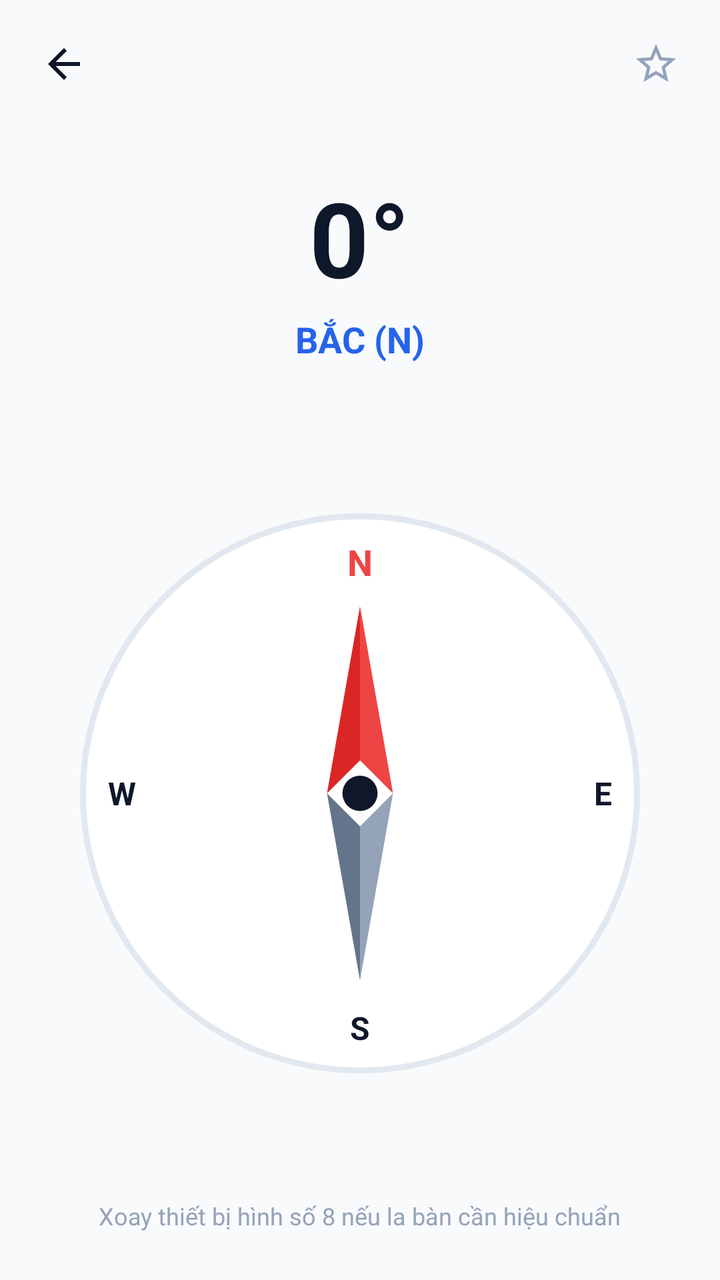
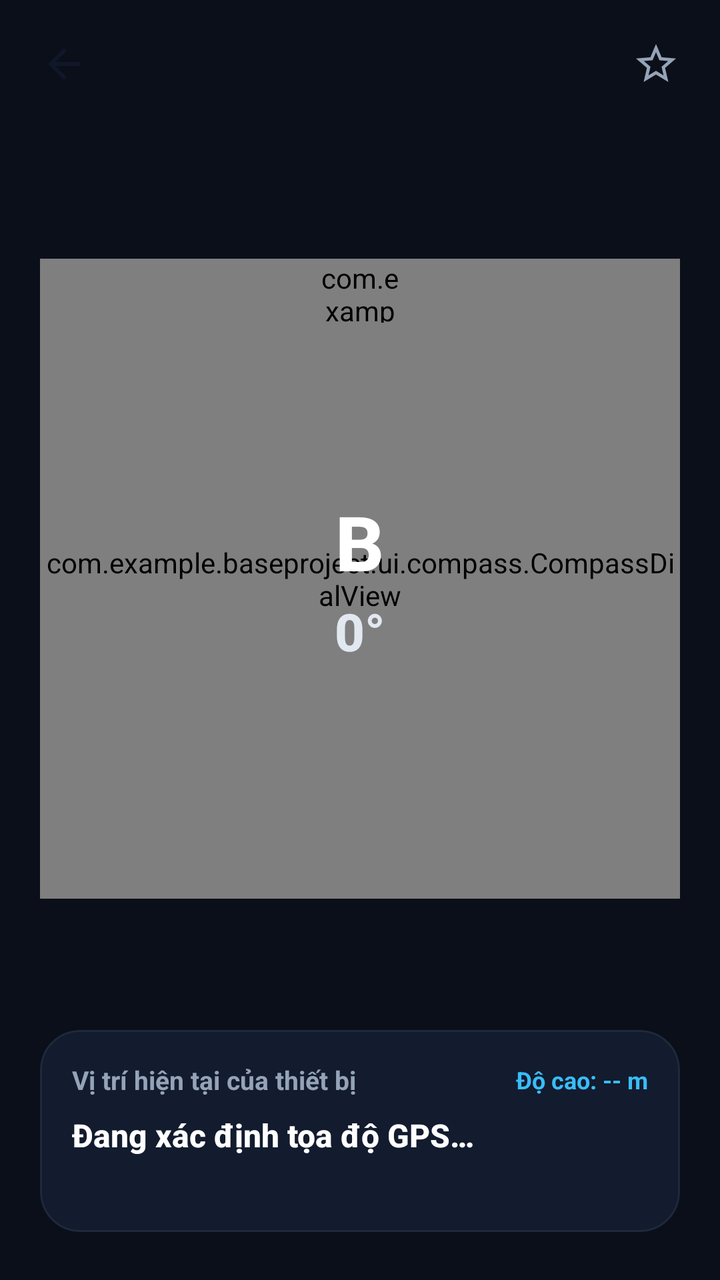

The first picture is an Android layout as it rendered before a commit; the second is the same layout after the commit. The layout source and the unified diff follow.
<!-- AndroidManifest.xml: application theme Theme.BaseProject -->
<!-- res/layout/fragment_compass.xml -->
<?xml version="1.0" encoding="utf-8"?>
<LinearLayout xmlns:android="http://schemas.android.com/apk/res/android"
    xmlns:app="http://schemas.android.com/apk/res-auto"
    android:layout_width="match_parent"
    android:layout_height="match_parent"
    android:background="@color/colorBackground"
    android:orientation="vertical">

    <include layout="@layout/layout_tool_toolbar" />

    
    <TextView
        android:id="@+id/tvCompassSensorWarning"
        android:layout_width="match_parent"
        android:layout_height="wrap_content"
        android:layout_marginStart="20dp"
        android:layout_marginEnd="20dp"
        android:background="#FEF2F2"
        android:padding="12dp"
        android:text="@string/compass_sensor_missing"
        android:textColor="@color/colorDanger"
        android:textSize="13sp"
        android:visibility="gone" />

    
    <LinearLayout
        android:layout_width="match_parent"
        android:layout_height="wrap_content"
        android:gravity="center"
        android:orientation="vertical"
        android:paddingTop="20dp"
        android:paddingBottom="12dp">

        <TextView
            android:id="@+id/tvAzimuthDegree"
            android:layout_width="wrap_content"
            android:layout_height="wrap_content"
            android:text="0°"
            android:textColor="@color/textPrimary"
            android:textSize="52sp"
            android:textStyle="bold" />

        <TextView
            android:id="@+id/tvDirectionName"
            android:layout_width="wrap_content"
            android:layout_height="wrap_content"
            android:layout_marginTop="4dp"
            android:text="BẮC (N)"
            android:textColor="@color/colorPrimary"
            android:textSize="18sp"
            android:textStyle="bold" />
    </LinearLayout>

    
    <FrameLayout
        android:layout_width="match_parent"
        android:layout_height="0dp"
        android:layout_weight="1"
        android:gravity="center">

        
        <FrameLayout
            android:id="@+id/layoutDial"
            android:layout_width="280dp"
            android:layout_height="280dp"
            android:layout_gravity="center"
            android:background="@drawable/bg_compass_dial">

            
            <TextView
                android:layout_width="wrap_content"
                android:layout_height="wrap_content"
                android:layout_gravity="top|center_horizontal"
                android:layout_marginTop="12dp"
                android:text="N"
                android:textColor="@color/colorDanger"
                android:textSize="18sp"
                android:textStyle="bold" />

            <TextView
                android:layout_width="wrap_content"
                android:layout_height="wrap_content"
                android:layout_gravity="end|center_vertical"
                android:layout_marginEnd="14dp"
                android:text="E"
                android:textColor="@color/textPrimary"
                android:textSize="16sp"
                android:textStyle="bold" />

            <TextView
                android:layout_width="wrap_content"
                android:layout_height="wrap_content"
                android:layout_gravity="bottom|center_horizontal"
                android:layout_marginBottom="12dp"
                android:text="S"
                android:textColor="@color/textPrimary"
                android:textSize="16sp"
                android:textStyle="bold" />

            <TextView
                android:layout_width="wrap_content"
                android:layout_height="wrap_content"
                android:layout_gravity="start|center_vertical"
                android:layout_marginStart="14dp"
                android:text="W"
                android:textColor="@color/textPrimary"
                android:textSize="16sp"
                android:textStyle="bold" />

            
            <ImageView
                android:id="@+id/ivCompassNeedle"
                android:layout_width="220dp"
                android:layout_height="220dp"
                android:layout_gravity="center"
                android:src="@drawable/ic_compass_needle" />
        </FrameLayout>
    </FrameLayout>

    <TextView
        android:layout_width="wrap_content"
        android:layout_height="wrap_content"
        android:layout_gravity="center"
        android:layout_marginBottom="24dp"
        android:text="Xoay thiết bị hình số 8 nếu la bàn cần hiệu chuẩn"
        android:textColor="@color/textMuted"
        android:textSize="12sp" />

</LinearLayout>
<!-- res/layout/layout_tool_toolbar.xml (included above) -->
<?xml version="1.0" encoding="utf-8"?>
<LinearLayout xmlns:android="http://schemas.android.com/apk/res/android"
    android:id="@+id/toolToolbar"
    android:layout_width="match_parent"
    android:layout_height="?attr/actionBarSize"
    android:gravity="center_vertical"
    android:orientation="horizontal"
    android:paddingStart="12dp"
    android:paddingEnd="12dp">

    <ImageView
        android:id="@+id/btnToolbarBack"
        android:layout_width="40dp"
        android:layout_height="40dp"
        android:background="?attr/selectableItemBackgroundBorderless"
        android:clickable="true"
        android:focusable="true"
        android:padding="8dp"
        android:src="@drawable/ic_arrow_back" />

    <TextView
        android:id="@+id/tvToolbarTitle"
        android:layout_width="0dp"
        android:layout_height="wrap_content"
        android:layout_marginStart="12dp"
        android:layout_weight="1"
        android:textColor="@color/textPrimary"
        android:textSize="18sp"
        android:textStyle="bold" />

    <ImageView
        android:id="@+id/btnToolbarFavorite"
        android:layout_width="40dp"
        android:layout_height="40dp"
        android:background="?attr/selectableItemBackgroundBorderless"
        android:clickable="true"
        android:focusable="true"
        android:padding="8dp"
        android:src="@drawable/ic_star_outline" />

</LinearLayout>
<!-- resources referenced by this layout -->
<resources>
  <color name="colorBackground">#F8FAFC</color>
  <color name="colorDanger">#EF4444</color>
  <color name="colorPrimary">#2563EB</color>
  <color name="textMuted">#94A3B8</color>
  <color name="textPrimary">#0F172A</color>
  <!-- drawable bg_compass_dial (drawable) -->
  <?xml version="1.0" encoding="utf-8"?>
  <shape xmlns:android="http://schemas.android.com/apk/res/android"
      android:shape="oval">
      <solid android:color="@color/colorCardBackground" />
      <stroke android:width="3dp" android:color="@color/colorBorder" />
  </shape>
  <!-- drawable ic_arrow_back (drawable) -->
  <vector xmlns:android="http://schemas.android.com/apk/res/android"
      android:width="24dp"
      android:height="24dp"
      android:viewportWidth="24"
      android:viewportHeight="24">
      <path
          android:fillColor="#0F172A"
          android:pathData="M20,11H7.83l5.59,-5.59L12,4l-8,8 8,8 1.41,-1.41L7.83,13H20v-2z"/>
  </vector>
  <!-- drawable ic_compass_needle (drawable) -->
  <vector xmlns:android="http://schemas.android.com/apk/res/android"
      android:width="200dp"
      android:height="200dp"
      android:viewportWidth="200"
      android:viewportHeight="200">
      
      <path
          android:fillColor="#EF4444"
          android:pathData="M100,15 L115,100 L100,85 Z" />
      <path
          android:fillColor="#DC2626"
          android:pathData="M100,15 L85,100 L100,85 Z" />
  
      
      <path
          android:fillColor="#94A3B8"
          android:pathData="M100,185 L115,100 L100,115 Z" />
      <path
          android:fillColor="#64748B"
          android:pathData="M100,185 L85,100 L100,115 Z" />
  
      
      <path
          android:fillColor="#0F172A"
          android:pathData="M100,92 A8,8 0 1,0 100,108 A8,8 0 1,0 100,92 Z" />
  </vector>
  <!-- drawable ic_star_outline (drawable) -->
  <vector xmlns:android="http://schemas.android.com/apk/res/android"
      android:width="24dp"
      android:height="24dp"
      android:viewportWidth="24"
      android:viewportHeight="24">
      <path
          android:fillColor="#94A3B8"
          android:pathData="M22,9.24l-7.19,-0.62L12,2 9.19,8.63 2,9.24l5.46,4.73L5.82,21 12,17.27 18.18,21l-1.63,-7.03L22,9.24zM12,15.4l-3.76,2.27 1,-4.28 -3.32,-2.88 4.38,-0.38L12,6.1l1.71,4.04 4.38,0.38 -3.32,2.88 1,4.28L12,15.4z"/>
  </vector>
  <string name="compass_sensor_missing">Thiết bị thiếu cảm biến từ kế hoặc gia tốc kế</string>
  <style name="Theme.BaseProject" parent="Base.Theme.BaseProject" />
  <color name="colorCardBackground">#FFFFFF</color>
  <color name="colorBorder">#E2E8F0</color>
  <style name="Base.Theme.BaseProject" parent="Theme.Material3.DayNight.NoActionBar">
          
          
      </style>
</resources>

<!-- the commit's change to res/layout/fragment_compass.xml (unified diff, before → after) -->
@@ -3,7 +3,7 @@
     xmlns:app="http://schemas.android.com/apk/res-auto"
     android:layout_width="match_parent"
     android:layout_height="match_parent"
-    android:background="@color/colorBackground"
+    android:background="#0B0F19"
     android:orientation="vertical">
 
     <include layout="@layout/layout_tool_toolbar" />
@@ -23,35 +23,6 @@
         android:visibility="gone" />
 
     
-    <LinearLayout
-        android:layout_width="match_parent"
-        android:layout_height="wrap_content"
-        android:gravity="center"
-        android:orientation="vertical"
-        android:paddingTop="20dp"
-        android:paddingBottom="12dp">
-
-        <TextView
-            android:id="@+id/tvAzimuthDegree"
-            android:layout_width="wrap_content"
-            android:layout_height="wrap_content"
-            android:text="0°"
-            android:textColor="@color/textPrimary"
-            android:textSize="52sp"
-            android:textStyle="bold" />
-
-        <TextView
-            android:id="@+id/tvDirectionName"
-            android:layout_width="wrap_content"
-            android:layout_height="wrap_content"
-            android:layout_marginTop="4dp"
-            android:text="BẮC (N)"
-            android:textColor="@color/colorPrimary"
-            android:textSize="18sp"
-            android:textStyle="bold" />
-    </LinearLayout>
-
-    
     <FrameLayout
         android:layout_width="match_parent"
         android:layout_height="0dp"
@@ -60,71 +31,137 @@
 
         
         <FrameLayout
-            android:id="@+id/layoutDial"
-            android:layout_width="280dp"
-            android:layout_height="280dp"
-            android:layout_gravity="center"
-            android:background="@drawable/bg_compass_dial">
+            android:layout_width="320dp"
+            android:layout_height="320dp"
+            android:layout_gravity="center">
+
+            
+            <com.example.baseproject.ui.compass.CompassDialView
+                android:id="@+id/compassDialView"
+                android:layout_width="match_parent"
+                android:layout_height="match_parent" />
+
+            
+            <LinearLayout
+                android:layout_width="wrap_content"
+                android:layout_height="wrap_content"
+                android:layout_gravity="center"
+                android:gravity="center"
+                android:orientation="vertical">
+
+                <TextView
+                    android:id="@+id/tvCardinalDirection"
+                    android:layout_width="wrap_content"
+                    android:layout_height="wrap_content"
+                    android:fontFamily="sans-serif-medium"
+                    android:text="B"
+                    android:textColor="#FFFFFF"
+                    android:textSize="38sp"
+                    android:textStyle="bold" />
+
+                <TextView
+                    android:id="@+id/tvAzimuthDegree"
+                    android:layout_width="wrap_content"
+                    android:layout_height="wrap_content"
+                    android:layout_marginTop="2dp"
+                    android:fontFamily="sans-serif-medium"
+                    android:text="0°"
+                    android:textColor="#E2E8F0"
+                    android:textSize="26sp"
+                    android:textStyle="bold" />
+            </LinearLayout>
+
+            
+            <com.example.baseproject.ui.compass.CompassPointerView
+                android:layout_width="40dp"
+                android:layout_height="32dp"
+                android:layout_gravity="top|center_horizontal" />
+
+        </FrameLayout>
+
+    </FrameLayout>
+
+    
+    <com.google.android.material.card.MaterialCardView
+        android:layout_width="match_parent"
+        android:layout_height="wrap_content"
+        android:layout_marginStart="20dp"
+        android:layout_marginEnd="20dp"
+        android:layout_marginBottom="24dp"
+        app:cardBackgroundColor="#131B2E"
+        app:cardCornerRadius="20dp"
+        app:cardElevation="0dp"
+        app:strokeColor="#1E293B"
+        app:strokeWidth="1dp">
+
+        <LinearLayout
+            android:layout_width="match_parent"
+            android:layout_height="wrap_content"
+            android:orientation="vertical"
+            android:padding="16dp">
+
+            <LinearLayout
+                android:layout_width="match_parent"
+                android:layout_height="wrap_content"
+                android:gravity="center_vertical"
+                android:orientation="horizontal">
+
+                <TextView
+                    android:layout_width="0dp"
+                    android:layout_height="wrap_content"
+                    android:layout_weight="1"
+                    android:text="Vị trí hiện tại của thiết bị"
+                    android:textColor="#94A3B8"
+                    android:textSize="13sp"
+                    android:textStyle="bold" />
+
+                <TextView
+                    android:id="@+id/tvAltitude"
+                    android:layout_width="wrap_content"
+                    android:layout_height="wrap_content"
+                    android:text="Độ cao: -- m"
+                    android:textColor="#38BDF8"
+                    android:textSize="12sp"
+                    android:textStyle="bold" />
+            </LinearLayout>
 
             
             <TextView
-                android:layout_width="wrap_content"
-                android:layout_height="wrap_content"
-                android:layout_gravity="top|center_horizontal"
-                android:layout_marginTop="12dp"
-                android:text="N"
-                android:textColor="@color/colorDanger"
-                android:textSize="18sp"
-                android:textStyle="bold" />
-
-            <TextView
-                android:layout_width="wrap_content"
-                android:layout_height="wrap_content"
-                android:layout_gravity="end|center_vertical"
-                android:layout_marginEnd="14dp"
-                android:text="E"
-                android:textColor="@color/textPrimary"
+                android:id="@+id/tvCoordinates"
+                android:layout_width="match_parent"
+                android:layout_height="wrap_content"
+                android:layout_marginTop="8dp"
+                android:fontFamily="sans-serif-medium"
+                android:text="Đang xác định tọa độ GPS…"
+                android:textColor="#FFFFFF"
                 android:textSize="16sp"
                 android:textStyle="bold" />
 
+            
             <TextView
-                android:layout_width="wrap_content"
-                android:layout_height="wrap_content"
-                android:layout_gravity="bottom|center_horizontal"
-                android:layout_marginBottom="12dp"
-                android:text="S"
-                android:textColor="@color/textPrimary"
-                android:textSize="16sp"
-                android:textStyle="bold" />
-
-            <TextView
-                android:layout_width="wrap_content"
-                android:layout_height="wrap_content"
-                android:layout_gravity="start|center_vertical"
-                android:layout_marginStart="14dp"
-                android:text="W"
-                android:textColor="@color/textPrimary"
-                android:textSize="16sp"
-                android:textStyle="bold" />
-
-            
-            <ImageView
-                android:id="@+id/ivCompassNeedle"
-                android:layout_width="220dp"
-                android:layout_height="220dp"
-                android:layout_gravity="center"
-                android:src="@drawable/ic_compass_needle" />
-        </FrameLayout>
-    </FrameLayout>
-
-    <TextView
-        android:layout_width="wrap_content"
-        android:layout_height="wrap_content"
-        android:layout_gravity="center"
-        android:layout_marginBottom="24dp"
-        android:text="Xoay thiết bị hình số 8 nếu la bàn cần hiệu chuẩn"
-        android:textColor="@color/textMuted"
-        android:textSize="12sp" />
+                android:id="@+id/tvLocationAddress"
+                android:layout_width="match_parent"
+                android:layout_height="wrap_content"
+                android:layout_marginTop="4dp"
+                android:textColor="#94A3B8"
+                android:textSize="13sp" />
+
+            
+            <com.google.android.material.button.MaterialButton
+                android:id="@+id/btnGrantLocationPermission"
+                style="@style/Widget.Material3.Button"
+                android:layout_width="match_parent"
+                android:layout_height="44dp"
+                android:layout_marginTop="12dp"
+                android:backgroundTint="#2563EB"
+                android:text="Cấp quyền vị trí"
+                android:textColor="#FFFFFF"
+                android:textSize="13sp"
+                android:visibility="gone"
+                app:cornerRadius="12dp" />
+
+        </LinearLayout>
+    </com.google.android.material.card.MaterialCardView>
 
 </LinearLayout>
 <!-- res/layout/layout_tool_toolbar.xml (included above) -->
<!-- resource entries referenced after the edit -->
@@ -1,17 +1,7 @@
 <!-- resources referenced by this layout -->
 <resources>
-  <color name="colorBackground">#F8FAFC</color>
   <color name="colorDanger">#EF4444</color>
-  <color name="colorPrimary">#2563EB</color>
-  <color name="textMuted">#94A3B8</color>
   <color name="textPrimary">#0F172A</color>
-  <!-- drawable bg_compass_dial (drawable) -->
-  <?xml version="1.0" encoding="utf-8"?>
-  <shape xmlns:android="http://schemas.android.com/apk/res/android"
-      android:shape="oval">
-      <solid android:color="@color/colorCardBackground" />
-      <stroke android:width="3dp" android:color="@color/colorBorder" />
-  </shape>
   <!-- drawable ic_arrow_back (drawable) -->
   <vector xmlns:android="http://schemas.android.com/apk/res/android"
       android:width="24dp"
@@ -21,33 +11,6 @@
       <path
           android:fillColor="#0F172A"
           android:pathData="M20,11H7.83l5.59,-5.59L12,4l-8,8 8,8 1.41,-1.41L7.83,13H20v-2z"/>
-  </vector>
-  <!-- drawable ic_compass_needle (drawable) -->
-  <vector xmlns:android="http://schemas.android.com/apk/res/android"
-      android:width="200dp"
-      android:height="200dp"
-      android:viewportWidth="200"
-      android:viewportHeight="200">
-      
-      <path
-          android:fillColor="#EF4444"
-          android:pathData="M100,15 L115,100 L100,85 Z" />
-      <path
-          android:fillColor="#DC2626"
-          android:pathData="M100,15 L85,100 L100,85 Z" />
-  
-      
-      <path
-          android:fillColor="#94A3B8"
-          android:pathData="M100,185 L115,100 L100,115 Z" />
-      <path
-          android:fillColor="#64748B"
-          android:pathData="M100,185 L85,100 L100,115 Z" />
-  
-      
-      <path
-          android:fillColor="#0F172A"
-          android:pathData="M100,92 A8,8 0 1,0 100,108 A8,8 0 1,0 100,92 Z" />
   </vector>
   <!-- drawable ic_star_outline (drawable) -->
   <vector xmlns:android="http://schemas.android.com/apk/res/android"
@@ -61,8 +24,6 @@
   </vector>
   <string name="compass_sensor_missing">Thiết bị thiếu cảm biến từ kế hoặc gia tốc kế</string>
   <style name="Theme.BaseProject" parent="Base.Theme.BaseProject" />
-  <color name="colorCardBackground">#FFFFFF</color>
-  <color name="colorBorder">#E2E8F0</color>
   <style name="Base.Theme.BaseProject" parent="Theme.Material3.DayNight.NoActionBar">
           
           
